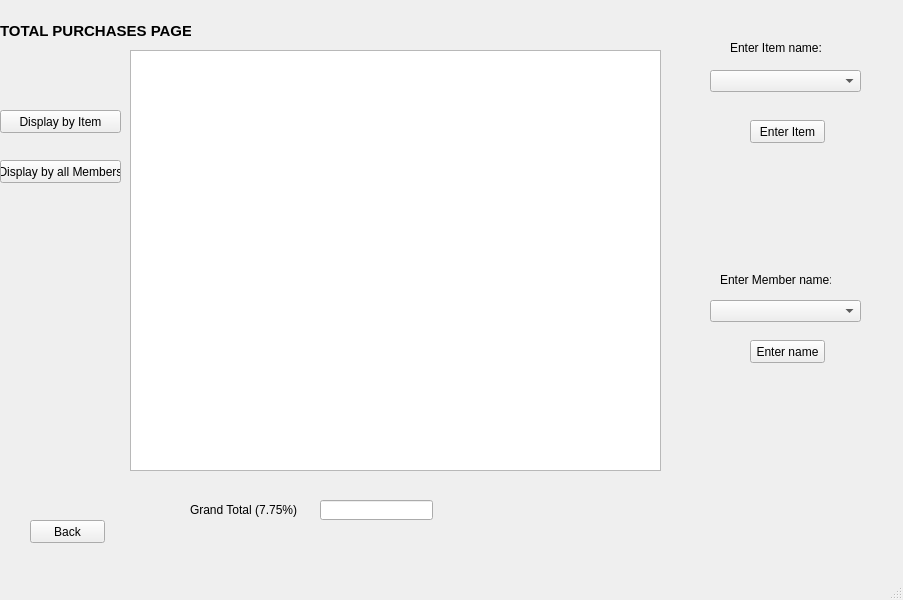
MHJBEAST1101/CS1C-Project-2-Bulk-Club, file storemanagerpage.ui: the form before one commit.
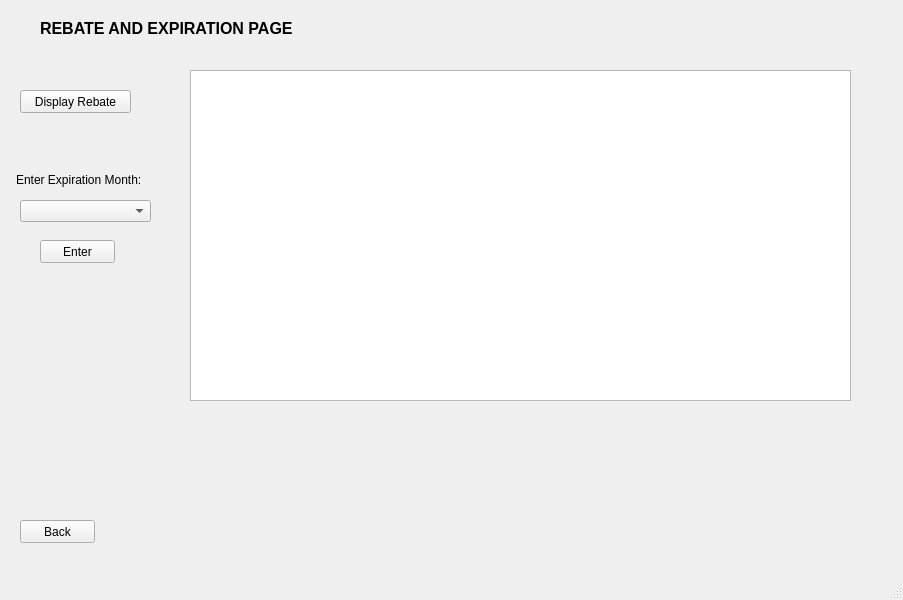
The form after the commit.

```diff
--- a/storemanagerpage.ui
+++ b/storemanagerpage.ui
@@ -17,14 +17,19 @@
    <widget class="QStackedWidget" name="stackedWidget">
     <property name="geometry">
      <rect>
-      <x>-10</x>
+      <x>0</x>
       <y>0</y>
       <width>911</width>
       <height>591</height>
      </rect>
     </property>
+    <property name="font">
+     <font>
+      <pointsize>9</pointsize>
+     </font>
+    </property>
     <property name="currentIndex">
-     <number>2</number>
+     <number>1</number>
     </property>
     <widget class="QWidget" name="storeManagerHomePage">
      <widget class="QLabel" name="label">
@@ -81,6 +86,118 @@
       </property>
       <property name="text">
        <string>Go to Total Purchases</string>
+      </property>
+     </widget>
+     <widget class="QPushButton" name="rebatePushBtn">
+      <property name="geometry">
+       <rect>
+        <x>230</x>
+        <y>200</y>
+        <width>231</width>
+        <height>23</height>
+       </rect>
+      </property>
+      <property name="font">
+       <font>
+        <pointsize>9</pointsize>
+       </font>
+      </property>
+      <property name="text">
+       <string>Go to Rebate and Expiration Page</string>
+      </property>
+     </widget>
+    </widget>
+    <widget class="QWidget" name="rebateAndExpPage">
+     <widget class="QLabel" name="label_11">
+      <property name="geometry">
+       <rect>
+        <x>40</x>
+        <y>20</y>
+        <width>281</width>
+        <height>16</height>
+       </rect>
+      </property>
+      <property name="font">
+       <font>
+        <pointsize>12</pointsize>
+        <weight>75</weight>
+        <bold>true</bold>
+       </font>
+      </property>
+      <property name="text">
+       <string>REBATE AND EXPIRATION PAGE</string>
+      </property>
+     </widget>
+     <widget class="QPushButton" name="rebateBackBtn">
+      <property name="geometry">
+       <rect>
+        <x>20</x>
+        <y>520</y>
+        <width>75</width>
+        <height>23</height>
+       </rect>
+      </property>
+      <property name="text">
+       <string>Back</string>
+      </property>
+     </widget>
+     <widget class="QTableView" name="rebateAndExpTableView">
+      <property name="geometry">
+       <rect>
+        <x>190</x>
+        <y>70</y>
+        <width>661</width>
+        <height>331</height>
+       </rect>
+      </property>
+     </widget>
+     <widget class="QPushButton" name="displayRebatePushBtn">
+      <property name="geometry">
+       <rect>
+        <x>20</x>
+        <y>90</y>
+        <width>111</width>
+        <height>23</height>
+       </rect>
+      </property>
+      <property name="text">
+       <string>Display Rebate</string>
+      </property>
+     </widget>
+     <widget class="QLabel" name="label_12">
+      <property name="geometry">
+       <rect>
+        <x>16</x>
+        <y>170</y>
+        <width>131</width>
+        <height>20</height>
+       </rect>
+      </property>
+      <property name="text">
+       <string>Enter Expiration Month:</string>
+      </property>
+     </widget>
+     <widget class="QComboBox" name="expMonthComboBox">
+      <property name="geometry">
+       <rect>
+        <x>20</x>
+        <y>200</y>
+        <width>131</width>
+        <height>22</height>
+       </rect>
+      </property>
+     </widget>
+     <widget class="QPushButton" name="expMonthEnterBtn">
+      <property name="geometry">
+       <rect>
+        <x>40</x>
+        <y>240</y>
+        <width>75</width>
+        <height>23</height>
+       </rect>
+      </property>
+      <property name="text">
+       <string>Enter</string>
       </property>
      </widget>
     </widget>
```
